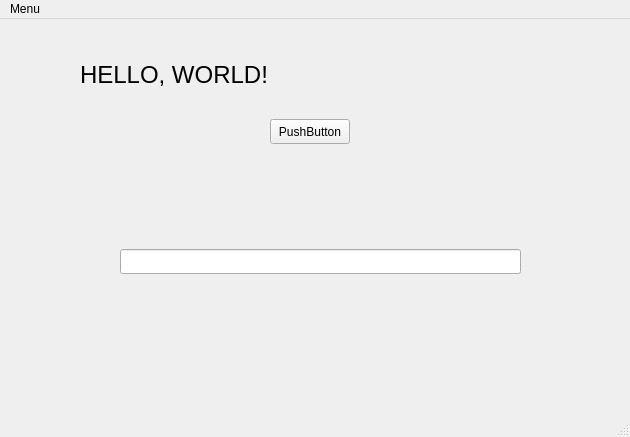
Before: the Qt Designer form qt/cmake/gui-imx/mainwindow.ui in alexvlv/testings, drawn with Qt 5.
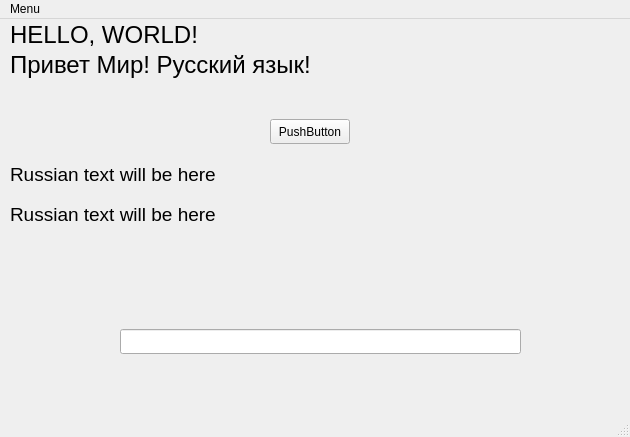
After: the same form once the commit is applied.

Commit message: IMX8: QT6 GUI - cp1251 test

The edit to the form file:
```diff
--- a/qt/cmake/gui-imx/mainwindow.ui
+++ b/qt/cmake/gui-imx/mainwindow.ui
@@ -31,7 +31,7 @@
     <property name="geometry">
      <rect>
       <x>120</x>
-      <y>230</y>
+      <y>310</y>
       <width>401</width>
       <height>25</height>
      </rect>
@@ -40,8 +40,8 @@
    <widget class="QLabel" name="label">
     <property name="geometry">
      <rect>
-      <x>80</x>
-      <y>40</y>
+      <x>10</x>
+      <y>0</y>
       <width>421</width>
       <height>31</height>
      </rect>
@@ -55,6 +55,60 @@
      <string>HELLO, WORLD!</string>
     </property>
    </widget>
+   <widget class="QLabel" name="label_2">
+    <property name="geometry">
+     <rect>
+      <x>10</x>
+      <y>30</y>
+      <width>421</width>
+      <height>31</height>
+     </rect>
+    </property>
+    <property name="font">
+     <font>
+      <pointsize>18</pointsize>
+     </font>
+    </property>
+    <property name="text">
+     <string>Привет Мир! Русский язык!</string>
+    </property>
+   </widget>
+   <widget class="QLabel" name="labelWin">
+    <property name="geometry">
+     <rect>
+      <x>10</x>
+      <y>130</y>
+      <width>611</width>
+      <height>51</height>
+     </rect>
+    </property>
+    <property name="font">
+     <font>
+      <pointsize>14</pointsize>
+     </font>
+    </property>
+    <property name="text">
+     <string>Russian text will be here</string>
+    </property>
+   </widget>
+   <widget class="QLabel" name="labelWinOrig">
+    <property name="geometry">
+     <rect>
+      <x>10</x>
+      <y>170</y>
+      <width>611</width>
+      <height>51</height>
+     </rect>
+    </property>
+    <property name="font">
+     <font>
+      <pointsize>14</pointsize>
+     </font>
+    </property>
+    <property name="text">
+     <string>Russian text will be here</string>
+    </property>
+   </widget>
   </widget>
   <widget class="QMenuBar" name="menubar">
    <property name="geometry">
```
The commit also changes 3 other files.
